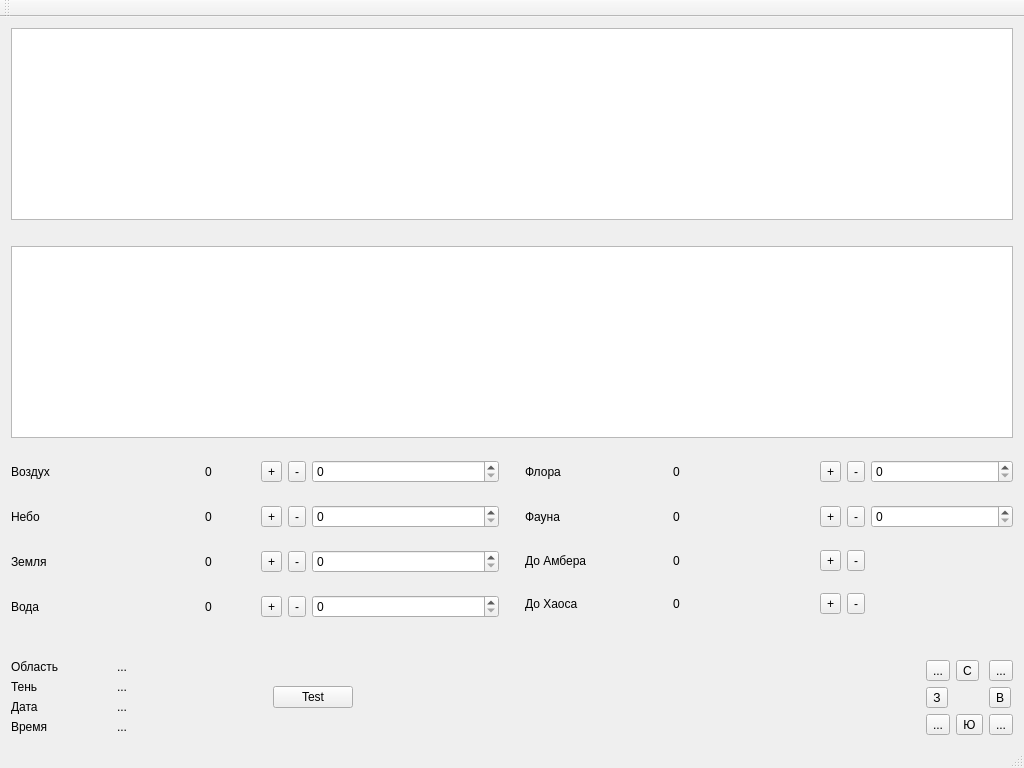
Old version of the form AmberUI/shadowsview.ui in the repository graninas/Amber.
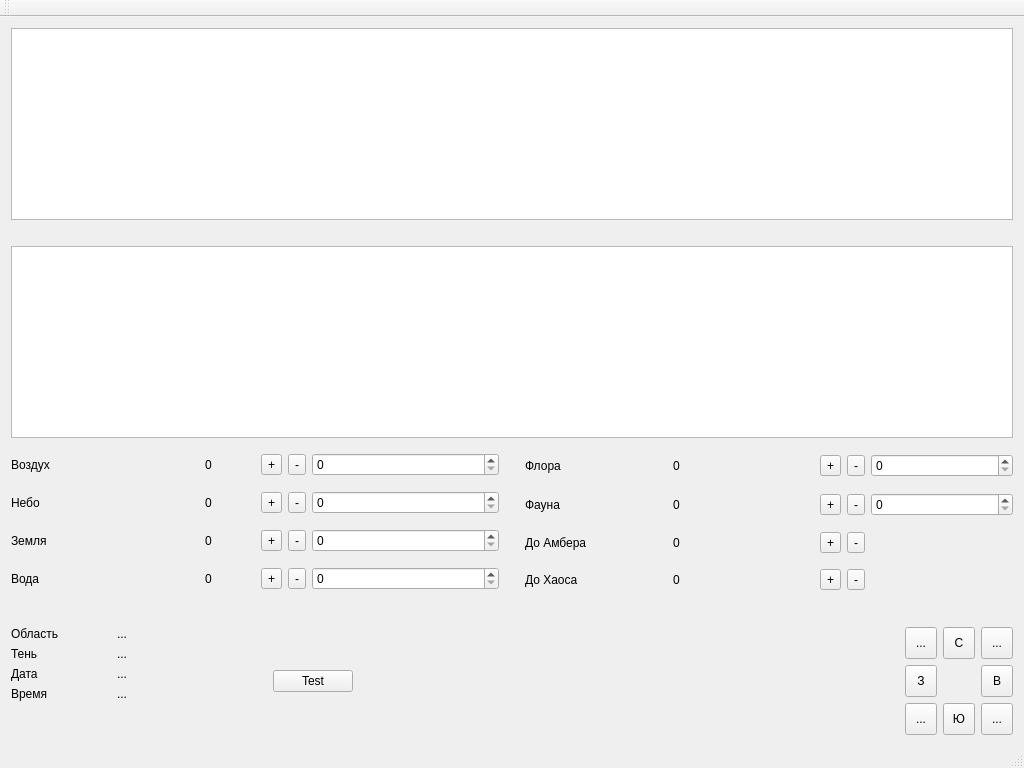
New version of the form. Icons and pictures are not drawn.

Commit message: - Another directions connected to UI.

```diff
--- a/AmberUI/shadowsview.ui
+++ b/AmberUI/shadowsview.ui
@@ -735,6 +735,12 @@
        <layout class="QGridLayout" name="gridLayout_2" rowstretch="0,0,0">
         <item row="0" column="0">
          <widget class="QToolButton" name="toolButton_18">
+          <property name="minimumSize">
+           <size>
+            <width>32</width>
+            <height>32</height>
+           </size>
+          </property>
           <property name="text">
            <string>...</string>
           </property>
@@ -742,6 +748,12 @@
         </item>
         <item row="1" column="0">
          <widget class="QToolButton" name="toolButton_19">
+          <property name="minimumSize">
+           <size>
+            <width>32</width>
+            <height>32</height>
+           </size>
+          </property>
           <property name="text">
            <string>З</string>
           </property>
@@ -749,6 +761,12 @@
         </item>
         <item row="2" column="1">
          <widget class="QToolButton" name="toolButton_20">
+          <property name="minimumSize">
+           <size>
+            <width>32</width>
+            <height>32</height>
+           </size>
+          </property>
           <property name="text">
            <string>Ю</string>
           </property>
@@ -756,6 +774,12 @@
         </item>
         <item row="2" column="0">
          <widget class="QToolButton" name="toolButton_21">
+          <property name="minimumSize">
+           <size>
+            <width>32</width>
+            <height>32</height>
+           </size>
+          </property>
           <property name="text">
            <string>...</string>
           </property>
@@ -763,6 +787,12 @@
         </item>
         <item row="1" column="2">
          <widget class="QToolButton" name="toolButton_22">
+          <property name="minimumSize">
+           <size>
+            <width>32</width>
+            <height>32</height>
+           </size>
+          </property>
           <property name="text">
            <string>В</string>
           </property>
@@ -770,6 +800,12 @@
         </item>
         <item row="2" column="2">
          <widget class="QToolButton" name="toolButton_23">
+          <property name="minimumSize">
+           <size>
+            <width>32</width>
+            <height>32</height>
+           </size>
+          </property>
           <property name="text">
            <string>...</string>
           </property>
@@ -777,6 +813,12 @@
         </item>
         <item row="0" column="2">
          <widget class="QToolButton" name="toolButton_24">
+          <property name="minimumSize">
+           <size>
+            <width>32</width>
+            <height>32</height>
+           </size>
+          </property>
           <property name="text">
            <string>...</string>
           </property>
@@ -784,6 +826,12 @@
         </item>
         <item row="0" column="1">
          <widget class="QToolButton" name="toolButton_5">
+          <property name="minimumSize">
+           <size>
+            <width>32</width>
+            <height>32</height>
+           </size>
+          </property>
           <property name="text">
            <string>С</string>
           </property>
```
Left out of the diff: 55 changed lines with no effect on the pictures. The commit also changes 3 other files.
